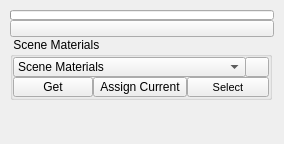
The window that ui/1_base_menus/2_sub_menus/3_main_menus/materials.ui (m3trik/Scripts_portable) describes before a commit, drawn with Qt 5.
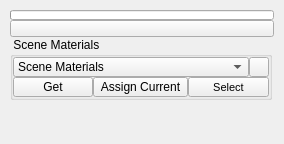
The same window after the commit. Custom widgets are drawn as their Qt base class.

Diff of the .ui file:
```diff
--- a/ui/1_base_menus/2_sub_menus/3_main_menus/materials.ui
+++ b/ui/1_base_menus/2_sub_menus/3_main_menus/materials.ui
@@ -265,7 +265,7 @@
           </property>
           <property name="maximumSize">
            <size>
-            <width>999</width>
+            <width>20</width>
             <height>20</height>
            </size>
           </property>
```
